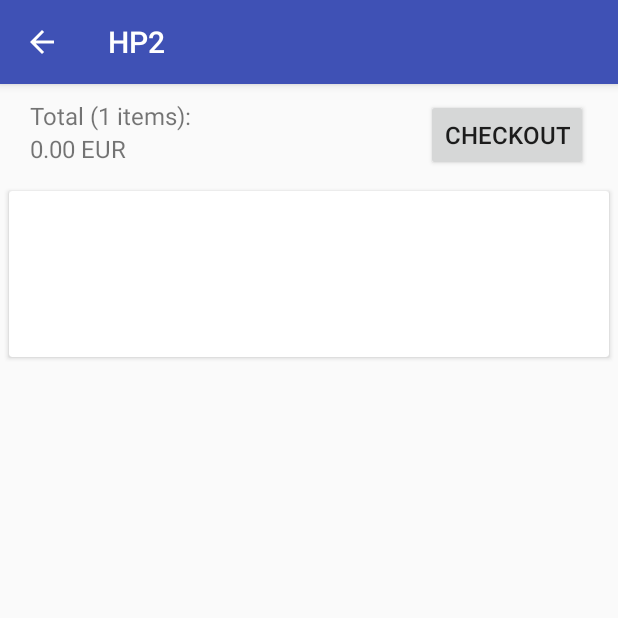
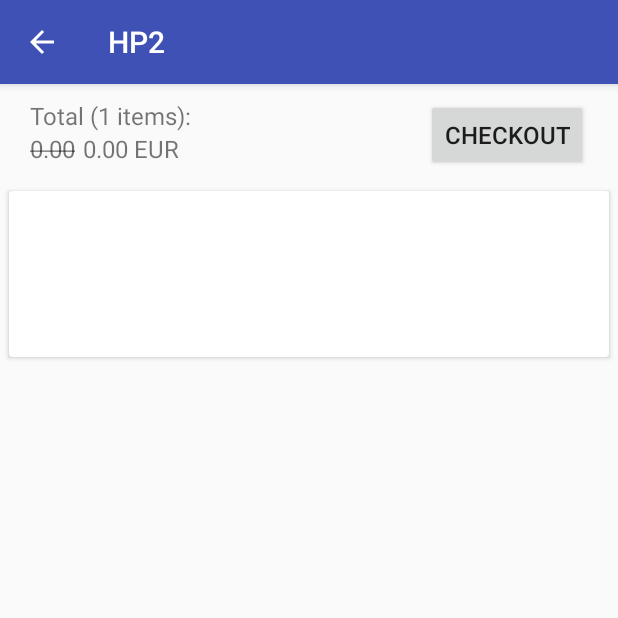
Before and after one commit to geekarist/HP2, an Android app: the DisplayCartActivity screen opened directly, with no data from a screen before it, on a phone screen of 412 x 824 dp, the top half of it. Run offline under Robolectric (Android 15) with nearby library versions, the phone set to English and light mode, and no system bars; pictures from the network do not load; 4 statements that could not run were skipped.

Commit message:
Display cart price before and after discount

```diff
--- a/app/src/main/java/com/github/geekarist/hp2/DisplayCartActivity.java
+++ b/app/src/main/java/com/github/geekarist/hp2/DisplayCartActivity.java
@@ -1,6 +1,7 @@
 package com.github.geekarist.hp2;
 
 import android.content.Intent;
+import android.graphics.Paint;
 import android.support.v7.app.ActionBar;
 import android.support.v7.app.AppCompatActivity;
 import android.os.Bundle;
@@ -48,8 +49,14 @@ public class DisplayCartActivity extends AppCompatActivity {
 
         TextView totalLabelText = (TextView) findViewById(R.id.cart_total_label_text);
         totalLabelText.setText(getString(R.string.cart_total_label, mAdapter.getItemCount()));
+
         TextView totalValueText = (TextView) findViewById(R.id.cart_total_value_text);
         totalValueText.setText(getString(R.string.cart_total_value, mAdapter.totalPrice()));
+        totalValueText.setPaintFlags(totalValueText.getPaintFlags() | Paint.STRIKE_THRU_TEXT_FLAG);
+
+        TextView totalDiscountText = (TextView) findViewById(R.id.cart_total_discount_text);
+        double discount = mAdapter.totalPrice() / 10;
+        totalDiscountText.setText(getString(R.string.cart_total_discount, mAdapter.totalPrice() - discount));
     }
 
     @Override
--- a/app/src/main/res/layout/activity_display_cart.xml
+++ b/app/src/main/res/layout/activity_display_cart.xml
@@ -38,6 +38,16 @@
             android:textSize="@dimen/medium_text"
             tools:text="42.00 EUR" />
 
+        <TextView
+            android:id="@+id/cart_total_discount_text"
+            android:layout_width="wrap_content"
+            android:layout_height="wrap_content"
+            android:layout_below="@+id/cart_total_label_text"
+            android:layout_toEndOf="@+id/cart_total_value_text"
+            android:layout_marginStart="5dp"
+            android:textSize="@dimen/medium_text"
+            tools:text="48.00 EUR" />
+
         <Button
             android:layout_width="wrap_content"
             android:layout_height="wrap_content"
--- a/app/src/main/res/values/strings.xml
+++ b/app/src/main/res/values/strings.xml
@@ -6,6 +6,7 @@
     <string name="check_connection">Please check connection and reload.</string>
     <string name="buy">Buy (%1$.02f EUR)</string>
     <string name="cart_total_label">Total (%1$d items):</string>
-    <string name="cart_total_value">%1$.02f EUR</string>
+    <string name="cart_total_value">%1$.02f</string>
+    <string name="cart_total_discount">%1$.02f EUR</string>
     <string name="checkout">Checkout</string>
 </resources>
```
